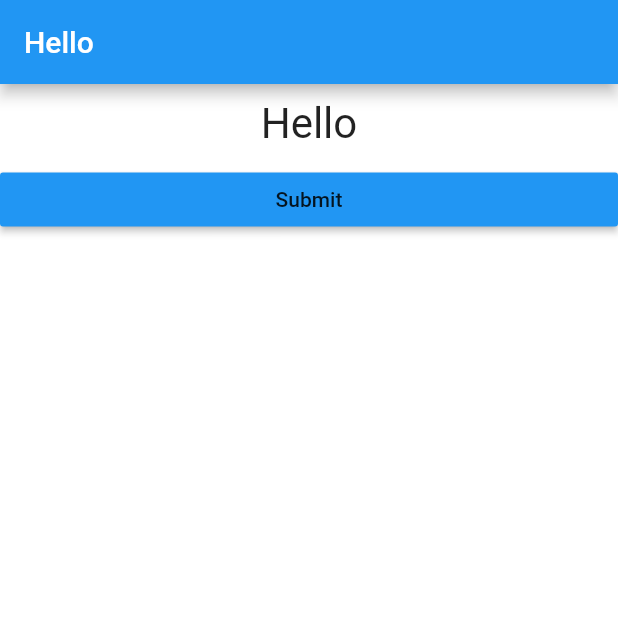
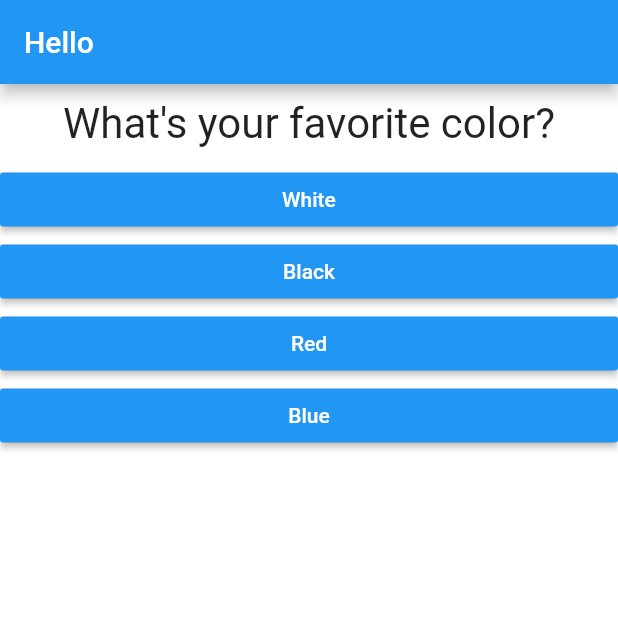
Before and after one commit to p-raj/flutter_complete_guide, a Flutter app: the screen it shows after launch, on a phone screen of 412 x 824 dp, the top half of it. Run offline on Flutter 3.47's test engine with Material 2 defaults, Android fonts, the phone set to English and light mode, and no system bars.

Commit message:
lect 08: dynamic objects

```diff
--- a/lib/answer.dart
+++ b/lib/answer.dart
@@ -13,6 +13,7 @@ class Answer extends StatelessWidget {
     return Container(
       width: double.infinity,
       child: RaisedButton(
+        textColor: Colors.white,
         color: Colors.blue,
         child: Text(this._a),
         onPressed: () => _f(),
--- a/lib/main.dart
+++ b/lib/main.dart
@@ -27,8 +27,17 @@ class _AppState extends State<App> {
 
   @override
   Widget build(BuildContext context) {
-    List<String> q;
-    q = ['Hello', 'World'];
+    //List<Map<String, List<String>>>
+    var qa = [
+      {
+        'q': 'What\'s your favorite color?',
+        'a': ['White', 'Black', 'Red', 'Blue']
+      },
+      {
+        'q': 'What\'s your favorite animal?',
+        'a': ['Rabbit', 'Snake', 'Elephant', 'Lion']
+      },
+    ];
 
     return MaterialApp(
         // core widget that would be
@@ -38,8 +47,15 @@ class _AppState extends State<App> {
       backgroundColor: Colors.white,
       body: Column(
         children: <Widget>[
-          Question(q.elementAt(_qindex)),
-          Answer('Submit', this.answerQuestions),
+          Question(
+            qa.elementAt(_qindex)['q']
+          ),
+          ...(qa.elementAt(_qindex)['a'] as List<String>)
+          .map(
+            (a) {
+              return Answer(a, answerQuestions);
+            })
+          .toList(),
         ],
       ),
       appBar: AppBar(
```
